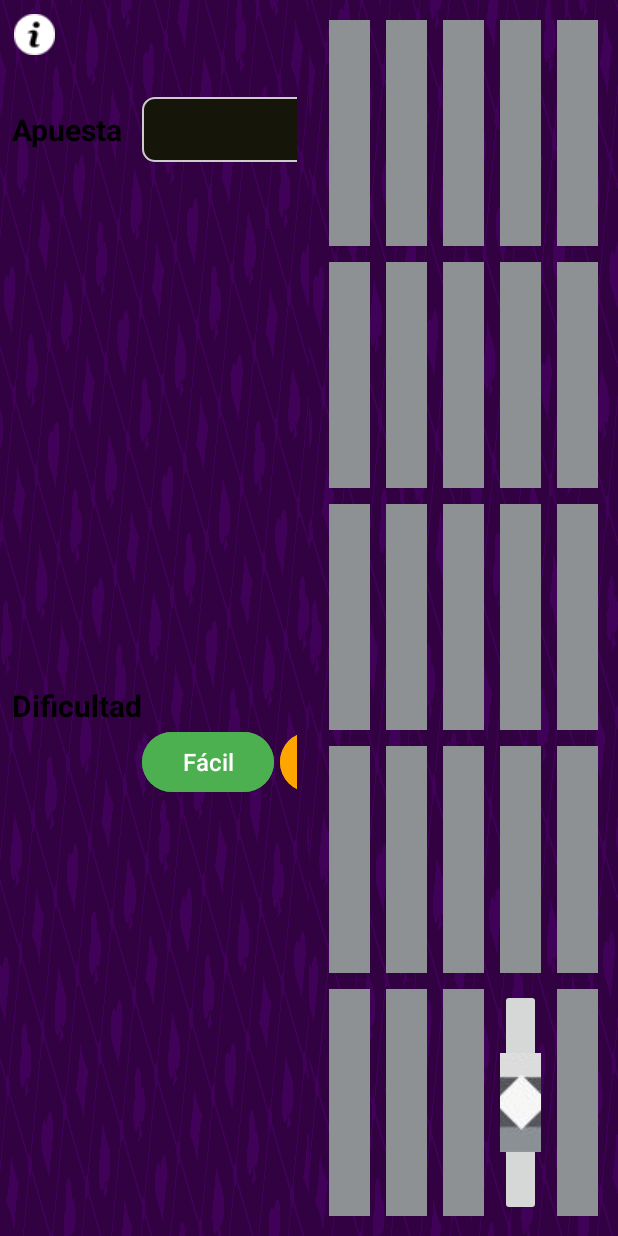
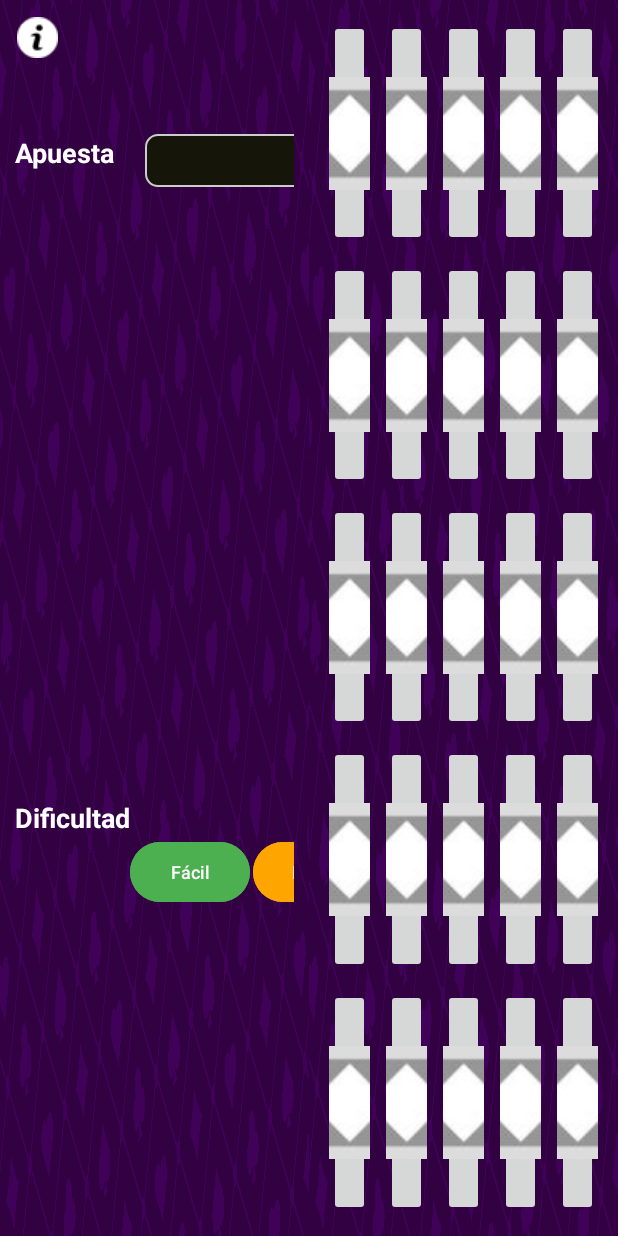
Before and after one commit to unaigarcia02/SoloWin, an Android app: the BuscaMinasActivity screen opened directly, with no data from a screen before it, on a phone screen of 412 x 824 dp. Run offline under Robolectric (Android 15) with nearby library versions, the light colour scheme and no system bars.

Commit message:
ajuste columna derecha gridlayout derecho

```diff
--- a/app/src/main/res/layout/activity_busca_minas.xml
+++ b/app/src/main/res/layout/activity_busca_minas.xml
@@ -14,7 +14,7 @@
         android:layout_height="match_parent"
         android:background="@drawable/fondo_busca"
         android:columnCount="3"
-        android:padding="8dp"
+        android:padding="10dp"
         android:rowCount="5"
         app:layout_constraintBottom_toBottomOf="parent"
         app:layout_constraintEnd_toStartOf="@+id/rightGridLayout"
@@ -34,14 +34,38 @@
 
         <!-- Cantidad de monedas -->
         <androidx.cardview.widget.CardView
-            android:layout_width="wrap_content"
+            android:layout_width="85dp"
             android:layout_height="wrap_content"
-            android:layout_marginEnd="32dp"
+            android:layout_row="0"
+            android:layout_column="2"
             app:cardCornerRadius="24dp"
             app:cardElevation="4dp"
             app:cardBackgroundColor="#4CAF50">
 
+            <LinearLayout
+                android:layout_width="wrap_content"
+                android:layout_height="wrap_content"
+                android:orientation="horizontal"
+                android:padding="0dp">
+
+                <ImageView
+                    android:layout_width="25dp"
+                    android:layout_height="25dp"
+                    android:layout_marginEnd="0dp"
+                    android:src="@drawable/coin" />
+
+                <TextView
+                    android:id="@+id/saldoText"
+                    android:layout_width="wrap_content"
+                    android:layout_height="wrap_content"
+                    android:text="1000"
+                    android:textColor="#FFFFFF"
+                    android:textSize="18sp"
+                    android:textStyle="bold" />
+            </LinearLayout>
+
         </androidx.cardview.widget.CardView>
+
 
         <!-- Texto apuesta -->
         <TextView
@@ -51,10 +75,11 @@
             android:layout_row="1"
             android:layout_rowWeight="1"
             android:layout_column="0"
-            android:layout_marginTop="8dp"
+            android:layout_marginTop="50dp"
+            android:layout_marginStart="0dp"
             android:text="Apuesta"
-            android:textColor="#000"
-            android:textSize="20sp"
+            android:textColor="#FFF"
+            android:textSize="18sp"
             android:textStyle="bold" />
 
         <!-- Campo de Entrada para la Apuesta -->
@@ -64,8 +89,10 @@
             android:layout_height="wrap_content"
             android:background="@drawable/bet_background"
             android:inputType="number"
-            android:padding="8dp"
-            android:textSize="20sp"
+            android:layout_marginTop="50dp"
+            android:layout_marginStart="10dp"
+            android:padding="5dp"
+            android:textSize="18sp"
             android:textColor="#FFFFFF"
             android:maxLength="7"/>
 
@@ -78,8 +105,8 @@
             android:layout_column="0"
             android:layout_rowWeight="1"
             android:text="Dificultad"
-            android:textColor="#000"
-            android:textSize="20sp"
+            android:textColor="#FFF"
+            android:textSize="18sp"
             android:textStyle="bold"
             android:gravity="bottom"/>
 
@@ -93,72 +120,48 @@
 
             <Button
                 android:id="@+id/botFacil"
-                android:layout_width="wrap_content"
+                android:layout_width="80dp"
                 android:layout_height="wrap_content"
                 android:backgroundTint="#4CAF50"
                 android:text="Fácil"
                 android:textColor="#FFF"
-                android:textSize="16sp" />
+                android:textSize="12sp" />
 
             <Button
                 android:id="@+id/radioMedia"
-                android:layout_width="wrap_content"
+                android:layout_width="85dp"
                 android:layout_height="wrap_content"
-                android:layout_marginStart="4dp"
+                android:layout_marginStart="2dp"
                 android:backgroundTint="#FFA500"
                 android:text="Media"
                 android:textColor="#FFF"
-                android:textSize="16sp" />
+                android:textSize="12sp" />
 
             <Button
                 android:id="@+id/radioDificil"
-                android:layout_width="wrap_content"
+                android:layout_width="80dp"
                 android:layout_height="wrap_content"
-                android:layout_marginStart="4dp"
+                android:layout_marginStart="2dp"
                 android:backgroundTint="#FF0000"
                 android:text="Difícil"
                 android:textColor="#FFF"
-                android:textSize="16sp" />
+                android:textSize="12sp" />
         </LinearLayout>
 
         <!-- Boton Comenzar -->
-
         <Button
             android:id="@+id/botonComenzar"
-            android:layout_width="wrap_content"
+            android:layout_width="90dp"
             android:layout_height="0dp"
             android:layout_row="4"
             android:layout_rowWeight="1"
             android:layout_column="2"
             android:backgroundTint="#0000FF"
-            android:padding="10dp"
+            android:padding="0dp"
             android:text="Comenzar"
             android:textColor="#FFFFFF"
             android:textSize="14sp" />
 
-        <LinearLayout
-            android:layout_width="wrap_content"
-            android:layout_height="wrap_content"
-            android:layout_row="0"
-            android:layout_column="2"
-            android:orientation="horizontal"
-            android:padding="12dp">
-
-            <ImageView
-                android:layout_width="32dp"
-                android:layout_height="32dp"
-                android:layout_marginEnd="8dp"
-                android:src="@drawable/coin" />
-
-            <TextView
-                android:id="@+id/saldoText"
-                android:layout_width="wrap_content"
-                android:layout_height="wrap_content"
-                android:text=":("
-                android:textColor="#FFFFFF"
-                android:textSize="24sp"
-                android:textStyle="bold" />
-        </LinearLayout>
     </GridLayout>
 
     <!-- GridLayout de la derecha -->
@@ -186,7 +189,7 @@
             android:layout_rowWeight="1"
             android:layout_columnWeight="1"
             android:layout_margin="5dp"
-            app:srcCompat="@drawable/casilla_gris"
+            app:srcCompat="@drawable/azulejo2"
             tools:ignore="ContentDescription" />
 
         <ImageButton
@@ -198,7 +201,7 @@
             android:layout_rowWeight="1"
             android:layout_columnWeight="1"
             android:layout_margin="5dp"
-            app:srcCompat="@drawable/casilla_gris"
+            app:srcCompat="@drawable/azulejo2"
             tools:ignore="ContentDescription" />
 
         <ImageButton
@@ -210,7 +213,7 @@
             android:layout_rowWeight="1"
             android:layout_columnWeight="1"
             android:layout_margin="5dp"
-            app:srcCompat="@drawable/casilla_gris"
+            app:srcCompat="@drawable/azulejo2"
             tools:ignore="ContentDescription" />
 
         <ImageButton
@@ -222,7 +225,7 @@
             android:layout_rowWeight="1"
             android:layout_columnWeight="1"
             android:layout_margin="5dp"
-            app:srcCompat="@drawable/casilla_gris"
+            app:srcCompat="@drawable/azulejo2"
             tools:ignore="ContentDescription" />
 
         <ImageButton
@@ -234,7 +237,7 @@
             android:layout_rowWeight="1"
             android:layout_columnWeight="1"
             android:layout_margin="5dp"
-            app:srcCompat="@drawable/casilla_gris"
+            app:srcCompat="@drawable/azulejo2"
             tools:ignore="ContentDescription" />
 
         <!-- Segunda fila -->
@@ -247,7 +250,7 @@
             android:layout_rowWeight="1"
             android:layout_columnWeight="1"
             android:layout_margin="5dp"
-            app:srcCompat="@drawable/casilla_gris"
+            app:srcCompat="@drawable/azulejo2"
             tools:ignore="ContentDescription" />
 
         <ImageButton
@@ -259,7 +262,7 @@
             android:layout_rowWeight="1"
             android:layout_columnWeight="1"
             android:layout_margin="5dp"
-            app:srcCompat="@drawable/casilla_gris"
+            app:srcCompat="@drawable/azulejo2"
             tools:ignore="ContentDescription" />
 
         <ImageButton
@@ -271,7 +274,7 @@
             android:layout_rowWeight="1"
             android:layout_columnWeight="1"
             android:layout_margin="5dp"
-            app:srcCompat="@drawable/casilla_gris"
+            app:srcCompat="@drawable/azulejo2"
             tools:ignore="ContentDescription" />
 
         <ImageButton
@@ -283,7 +286,7 @@
             android:layout_rowWeight="1"
             android:layout_columnWeight="1"
             android:layout_margin="5dp"
-            app:srcCompat="@drawable/casilla_gris"
+            app:srcCompat="@drawable/azulejo2"
             tools:ignore="ContentDescription" />
 
         <ImageButton
@@ -295,7 +298,7 @@
             android:layout_rowWeight="1"
             android:layout_columnWeight="1"
             android:layout_margin="5dp"
-            app:srcCompat="@drawable/casilla_gris"
+            app:srcCompat="@drawable/azulejo2"
             tools:ignore="ContentDescription" />
 
         <!-- Tercera fila -->
@@ -308,7 +311,7 @@
             android:layout_rowWeight="1"
             android:layout_columnWeight="1"
             android:layout_margin="5dp"
-            app:srcCompat="@drawable/casilla_gris"
+            app:srcCompat="@drawable/azulejo2"
             tools:ignore="ContentDescription" />
 
         <ImageButton
@@ -320,7 +323,7 @@
             android:layout_rowWeight="1"
             android:layout_columnWeight="1"
             android:layout_margin="5dp"
-            app:srcCompat="@drawable/casilla_gris"
+            app:srcCompat="@drawable/azulejo2"
             tools:ignore="ContentDescription" />
 
         <ImageButton
@@ -332,7 +335,7 @@
             android:layout_rowWeight="1"
             android:layout_columnWeight="1"
             android:layout_margin="5dp"
-            app:srcCompat="@drawable/casilla_gris"
+            app:srcCompat="@drawable/azulejo2"
             tools:ignore="ContentDescription" />
 
         <ImageButton
@@ -344,7 +347,7 @@
             android:layout_rowWeight="1"
             android:layout_columnWeight="1"
             android:layout_margin="5dp"
-            app:srcCompat="@drawable/casilla_gris"
+            app:srcCompat="@drawable/azulejo2"
             tools:ignore="ContentDescription" />
 
         <ImageButton
@@ -356,7 +359,7 @@
             android:layout_rowWeight="1"
             android:layout_columnWeight="1"
             android:layout_margin="5dp"
-            app:srcCompat="@drawable/casilla_gris"
+            app:srcCompat="@drawable/azulejo2"
             tools:ignore="ContentDescription" />
 
         <!-- Cuarta fila -->
@@ -369,7 +372,7 @@
             android:layout_rowWeight="1"
             android:layout_columnWeight="1"
             android:layout_margin="5dp"
-            app:srcCompat="@drawable/casilla_gris"
+            app:srcCompat="@drawable/azulejo2"
             tools:ignore="ContentDescription" />
 
         <ImageButton
@@ -381,7 +384,7 @@
             android:layout_rowWeight="1"
             android:layout_columnWeight="1"
             android:layout_margin="5dp"
-            app:srcCompat="@drawable/casilla_gris"
+            app:srcCompat="@drawable/azulejo2"
             tools:ignore="ContentDescription" />
 
         <ImageButton
@@ -393,7 +396,7 @@
             android:layout_rowWeight="1"
             android:layout_columnWeight="1"
             android:layout_margin="5dp"
-            app:srcCompat="@drawable/casilla_gris"
+            app:srcCompat="@drawable/azulejo2"
             tools:ignore="ContentDescription" />
 
         <ImageButton
@@ -405,7 +408,7 @@
             android:layout_rowWeight="1"
             android:layout_columnWeight="1"
             android:layout_margin="5dp"
-            app:srcCompat="@drawable/casilla_gris"
+            app:srcCompat="@drawable/azulejo2"
             tools:ignore="ContentDescription" />
 
         <ImageButton
@@ -417,7 +420,7 @@
             android:layout_rowWeight="1"
             android:layout_columnWeight="1"
             android:layout_margin="5dp"
-            app:srcCompat="@drawable/casilla_gris"
+            app:srcCompat="@drawable/azulejo2"
             tools:ignore="ContentDescription" />
 
         <!-- Quinta fila -->
@@ -430,7 +433,7 @@
             android:layout_rowWeight="1"
             android:layout_columnWeight="1"
             android:layout_margin="5dp"
-            app:srcCompat="@drawable/casilla_gris"
+            app:srcCompat="@drawable/azulejo2"
             tools:ignore="ContentDescription" />
 
         <ImageButton
@@ -442,7 +445,7 @@
             android:layout_rowWeight="1"
             android:layout_columnWeight="1"
             android:layout_margin="5dp"
-            app:srcCompat="@drawable/casilla_gris"
+            app:srcCompat="@drawable/azulejo2"
             tools:ignore="ContentDescription" />
 
         <ImageButton
@@ -454,7 +457,7 @@
             android:layout_rowWeight="1"
             android:layout_columnWeight="1"
             android:layout_margin="5dp"
-            app:srcCompat="@drawable/casilla_gris"
+            app:srcCompat="@drawable/azulejo2"
             tools:ignore="ContentDescription" />
 
         <ImageButton
@@ -466,7 +469,7 @@
             android:layout_rowWeight="1"
             android:layout_columnWeight="1"
             android:layout_margin="5dp"
-            app:srcCompat="@drawable/azulejo"
+            app:srcCompat="@drawable/azulejo2"
             tools:ignore="ContentDescription" />
 
         <ImageButton
@@ -478,9 +481,7 @@
             android:layout_rowWeight="1"
             android:layout_columnWeight="1"
             android:layout_margin="5dp"
-            app:srcCompat="@drawable/casilla_gris"
+            app:srcCompat="@drawable/azulejo2"
             tools:ignore="ContentDescription" />
-
     </GridLayout>
-
 </androidx.constraintlayout.widget.ConstraintLayout>
```
Also changed, not shown: app/src/main/res/drawable/azulejo.jpg (deleted), app/src/main/res/drawable/azulejo2.jpeg (added).
